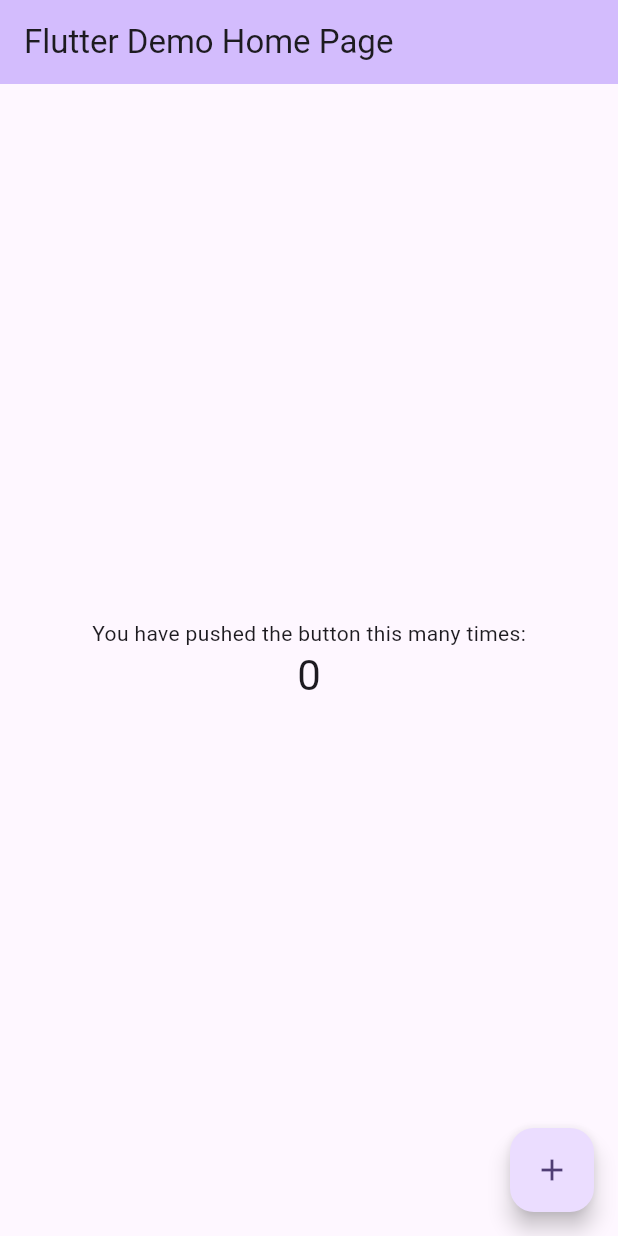
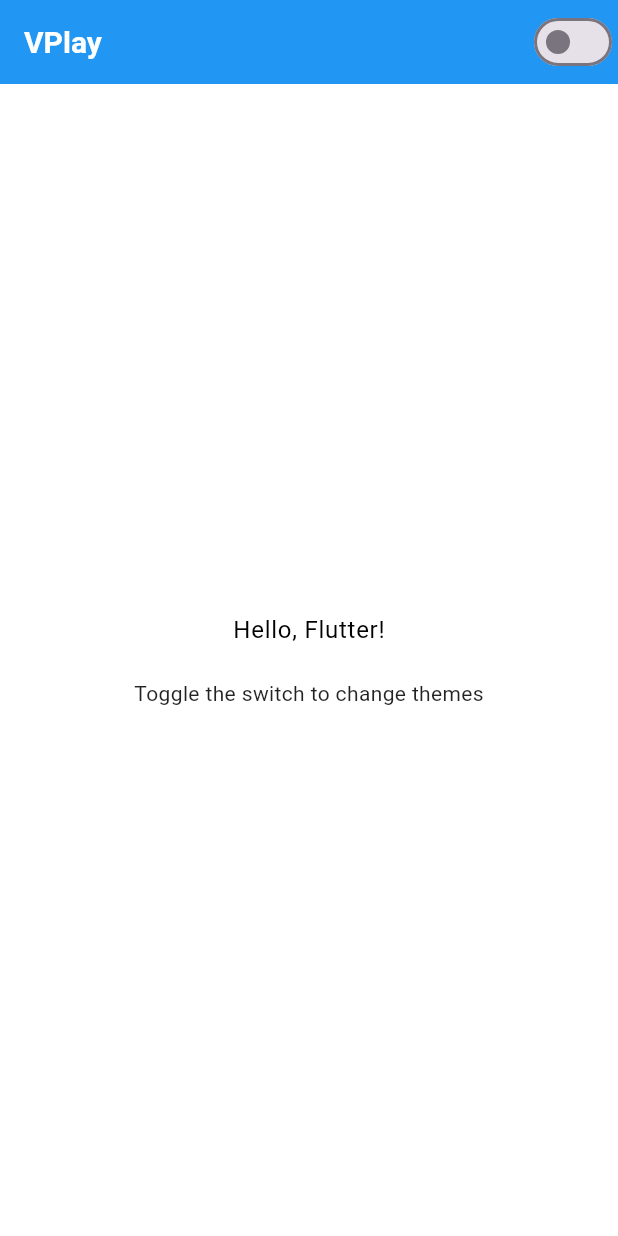
Before and after one commit to Atoleanantha/VPlay-frontend, a Flutter app: the screen it shows after launch, on a phone screen of 412 x 824 dp. Run offline on Flutter 3.47's test engine with Material 3 defaults, Android fonts, the phone set to English and light mode, and no system bars; our stand-ins replace equatable, flutter_bloc.

Commit message:
initial setup theme and some essential packeges added

```diff
--- /dev/null
+++ b/lib/bloc/theme/theme_bloc.dart
@@ -0,0 +1,14 @@
+import 'package:flutter_bloc/flutter_bloc.dart';
+import 'theme_event.dart';
+import 'theme_state.dart';
+import '../../theme.dart';
+
+// ThemeBloc to manage the application's theme
+class ThemeBloc extends Bloc<ThemeEvent, ThemeState> {
+  ThemeBloc() : super(ThemeState(themeData: AppThemes.lightTheme)) {
+    on<ToggleThemeEvent>((event, emit) {
+      final isCurrentlyLightTheme = state.themeData == AppThemes.lightTheme;
+      emit(ThemeState(themeData: isCurrentlyLightTheme ? AppThemes.darkTheme : AppThemes.lightTheme));
+    });
+  }
+}
--- /dev/null
+++ b/lib/bloc/theme/theme_event.dart
@@ -0,0 +1,13 @@
+import 'package:equatable/equatable.dart';
+
+// Define ThemeEvent which extends Equatable to handle state comparisons.
+abstract class ThemeEvent extends Equatable {
+  const ThemeEvent();
+
+  @override
+  List<Object> get props => [];
+}
+
+class ToggleThemeEvent extends ThemeEvent {
+  const ToggleThemeEvent();
+}
--- /dev/null
+++ b/lib/bloc/theme/theme_state.dart
@@ -0,0 +1,12 @@
+import 'package:equatable/equatable.dart';
+import 'package:flutter/material.dart';
+
+// Define ThemeState to store the current theme data.
+class ThemeState extends Equatable {
+  final ThemeData themeData;
+
+  const ThemeState({required this.themeData});
+
+  @override
+  List<Object> get props => [themeData];
+}
--- a/lib/main.dart
+++ b/lib/main.dart
@@ -1,125 +1,27 @@
 import 'package:flutter/material.dart';
+import 'package:flutter_bloc/flutter_bloc.dart';
+import 'package:vplay_frontend/screens/home_screen.dart';
+import 'bloc/theme/theme_bloc.dart';
+import 'bloc/theme/theme_state.dart';
 
 void main() {
-  runApp(const MyApp());
+  runApp(MyApp());
 }
 
 class MyApp extends StatelessWidget {
-  const MyApp({super.key});
-
-  // This widget is the root of your application.
   @override
   Widget build(BuildContext context) {
-    return MaterialApp(
-      title: 'Flutter Demo',
-      theme: ThemeData(
-        // This is the theme of your application.
-        //
-        // TRY THIS: Try running your application with "flutter run". You'll see
-        // the application has a purple toolbar. Then, without quitting the app,
-        // try changing the seedColor in the colorScheme below to Colors.green
-        // and then invoke "hot reload" (save your changes or press the "hot
-        // reload" button in a Flutter-supported IDE, or press "r" if you used
-        // the command line to start the app).
-        //
-        // Notice that the counter didn't reset back to zero; the application
-        // state is not lost during the reload. To reset the state, use hot
-        // restart instead.
-        //
-        // This works for code too, not just values: Most code changes can be
-        // tested with just a hot reload.
-        colorScheme: ColorScheme.fromSeed(seedColor: Colors.deepPurple),
-        useMaterial3: true,
+    return BlocProvider(
+      create: (_) => ThemeBloc(),
+      child: BlocBuilder<ThemeBloc, ThemeState>(
+        builder: (context, themeState) {
+          return MaterialApp(
+            title: 'Theming with BLoC',
+            theme: themeState.themeData,
+            home: HomeScreen(),
+          );
+        },
       ),
-      home: const MyHomePage(title: 'Flutter Demo Home Page'),
     );
   }
 }
-
-class MyHomePage extends StatefulWidget {
-  const MyHomePage({super.key, required this.title});
-
-  // This widget is the home page of your application. It is stateful, meaning
-  // that it has a State object (defined below) that contains fields that affect
-  // how it looks.
-
-  // This class is the configuration for the state. It holds the values (in this
-  // case the title) provided by the parent (in this case the App widget) and
-  // used by the build method of the State. Fields in a Widget subclass are
-  // always marked "final".
-
-  final String title;
-
-  @override
-  State<MyHomePage> createState() => _MyHomePageState();
-}
-
-class _MyHomePageState extends State<MyHomePage> {
-  int _counter = 0;
-
-  void _incrementCounter() {
-    setState(() {
-      // This call to setState tells the Flutter framework that something has
-      // changed in this State, which causes it to rerun the build method below
-      // so that the display can reflect the updated values. If we changed
-      // _counter without calling setState(), then the build method would not be
-      // called again, and so nothing would appear to happen.
-      _counter++;
-    });
-  }
-
-  @override
-  Widget build(BuildContext context) {
-    // This method is rerun every time setState is called, for instance as done
-    // by the _incrementCounter method above.
-    //
-    // The Flutter framework has been optimized to make rerunning build methods
-    // fast, so that you can just rebuild anything that needs updating rather
-    // than having to individually change instances of widgets.
-    return Scaffold(
-      appBar: AppBar(
-        // TRY THIS: Try changing the color here to a specific color (to
-        // Colors.amber, perhaps?) and trigger a hot reload to see the AppBar
-        // change color while the other colors stay the same.
-        backgroundColor: Theme.of(context).colorScheme.inversePrimary,
-        // Here we take the value from the MyHomePage object that was created by
-        // the App.build method, and use it to set our appbar title.
-        title: Text(widget.title),
-      ),
-      body: Center(
-        // Center is a layout widget. It takes a single child and positions it
-        // in the middle of the parent.
-        child: Column(
-          // Column is also a layout widget. It takes a list of children and
-          // arranges them vertically. By default, it sizes itself to fit its
-          // children horizontally, and tries to be as tall as its parent.
-          //
-          // Column has various properties to control how it sizes itself and
-          // how it positions its children. Here we use mainAxisAlignment to
-          // center the children vertically; the main axis here is the vertical
-          // axis because Columns are vertical (the cross axis would be
-          // horizontal).
-          //
-          // TRY THIS: Invoke "debug painting" (choose the "Toggle Debug Paint"
-          // action in the IDE, or press "p" in the console), to see the
-          // wireframe for each widget.
-          mainAxisAlignment: MainAxisAlignment.center,
-          children: <Widget>[
-            const Text(
-              'You have pushed the button this many times:',
-            ),
-            Text(
-              '$_counter',
-              style: Theme.of(context).textTheme.headlineMedium,
-            ),
-          ],
-        ),
-      ),
-      floatingActionButton: FloatingActionButton(
-        onPressed: _incrementCounter,
-        tooltip: 'Increment',
-        child: const Icon(Icons.add),
-      ), // This trailing comma makes auto-formatting nicer for build methods.
-    );
-  }
-}
--- /dev/null
+++ b/lib/screens/home_screen.dart
@@ -0,0 +1,43 @@
+
+import 'package:flutter/material.dart';
+import 'package:flutter_bloc/flutter_bloc.dart';
+
+import '../bloc/theme/theme_bloc.dart';
+import '../bloc/theme/theme_event.dart';
+
+class HomeScreen extends StatelessWidget {
+  const HomeScreen({super.key});
+
+  @override
+  Widget build(BuildContext context) {
+    return Scaffold(
+      appBar: AppBar(
+        title: const Text('VPlay'),
+        actions: [
+          Switch(
+            value: context.read<ThemeBloc>().state.themeData.brightness == Brightness.dark,
+            onChanged: (value) {
+              context.read<ThemeBloc>().add(const ToggleThemeEvent());
+            },
+          ),
+        ],
+      ),
+      body: Center(
+        child: Column(
+          mainAxisAlignment: MainAxisAlignment.center,
+          children: <Widget>[
+            Text(
+              'Hello, Flutter!',
+              style: Theme.of(context).textTheme.bodyLarge,
+            ),
+            const SizedBox(height: 20),
+            Text(
+              'Toggle the switch to change themes',
+              style: Theme.of(context).textTheme.bodyMedium,
+            ),
+          ],
+        ),
+      ),
+    );
+  }
+}
--- /dev/null
+++ b/lib/theme.dart
@@ -0,0 +1,55 @@
+import 'package:flutter/material.dart';
+
+class AppThemes {
+  static final ThemeData lightTheme = ThemeData(
+    brightness: Brightness.light,
+    primaryColor: Colors.blue,
+    scaffoldBackgroundColor: Colors.white,
+    appBarTheme: const AppBarTheme(
+      backgroundColor: Colors.blue,
+      titleTextStyle: TextStyle(
+        fontFamily: 'Roboto',
+        fontWeight: FontWeight.bold,
+        fontSize: 20,
+      ),
+    ),
+    textTheme: const TextTheme(
+      bodyLarge: TextStyle(
+        fontFamily: 'Roboto',
+        fontSize: 16,
+        color: Colors.black,
+      ),
+      bodyMedium: TextStyle(
+        fontFamily: 'Roboto',
+        fontSize: 14,
+        color: Colors.black87,
+      ),
+    ),
+  );
+
+  static final ThemeData darkTheme = ThemeData(
+    brightness: Brightness.dark,
+    primaryColor: Colors.black,
+    scaffoldBackgroundColor: Colors.black,
+    appBarTheme: const AppBarTheme(
+      backgroundColor: Colors.grey,
+      titleTextStyle: TextStyle(
+        fontFamily: 'Roboto',
+        fontWeight: FontWeight.bold,
+        fontSize: 20,
+      ),
+    ),
+    textTheme: const TextTheme(
+      bodyLarge: TextStyle(
+        fontFamily: 'Roboto',
+        fontSize: 16,
+        color: Colors.white,
+      ),
+      bodyMedium: TextStyle(
+        fontFamily: 'Roboto',
+        fontSize: 14,
+        color: Colors.white70,
+      ),
+    ),
+  );
+}
```
Also changed, not shown: pubspec.yaml (+20 -6 lines), assets/fonts/Roboto-Bold.ttf (added), assets/fonts/Roboto-Italic.ttf (added), assets/fonts/Roboto-LightItalic.ttf (added), assets/fonts/Roboto-Medium.ttf (added), assets/fonts/Roboto-Regular.ttf (added), lib/screens/video_list_tile.dart (added), lib/screens/video_player_screen.dart (added).
